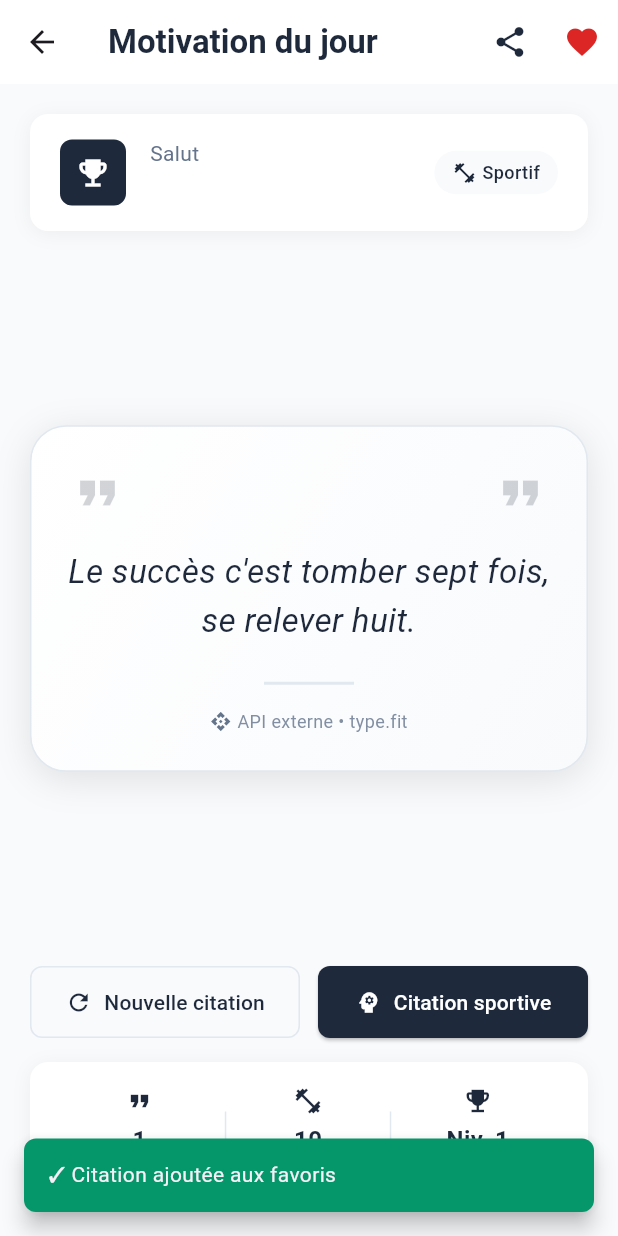
After one commit to ozLibUser/examen, a Flutter app: the QuoteScreen screen opened directly, after a tap on the "favorite outline" icon, on a phone screen of 412 x 824 dp. The commit adds this screen. Run offline on Flutter 3.47's test engine with Material 3 defaults, Android fonts, the phone set to English and light mode, and no system bars; our stand-ins replace cloud_firestore, firebase_auth, firebase_core, font_awesome_flutter, google_sign_in; accounts and stored records are empty; network calls fail.

Commit message:
ajouter API Externe

```diff
--- a/lib/services/external_api_service.dart
+++ b/lib/services/external_api_service.dart
@@ -1,23 +1,98 @@
 import 'dart:convert';
-
 import 'package:http/http.dart' as http;
 
-/// Exemple simple de consommation d’API REST externe
-/// (exigence du canevas de l’examen).
-///
-/// Ici on récupère une citation de motivation sportive.
+/// Service pour consommer des APIs externes
+/// Récupère des citations de motivation sportive
 class ExternalApiService {
+  // API publique de citations (type.fit)
+  static const String _quotesUrl = 'https://type.fit/api/quotes';
+
+  // API alternative pour les citations sportives (plus ciblée)
+  static const String _sportQuotesUrl =
+      'https://quotes.rest/qod?category=sports&language=fr';
+
+  // API de secours avec des citations locales
+  final List<String> _fallbackQuotes = const [
+    "Le succès c'est tomber sept fois, se relever huit.",
+    "La douleur est temporaire, l'abandon est pour toujours.",
+    "Plus tu sues à l'entraînement, moins tu saignes en compétition.",
+    "Le corps accomplit ce que l'esprit croit.",
+    "Ne compte pas les jours, fais en sorte que chaque jour compte.",
+    "Le champion a plus faim que les autres.",
+    "Si ça ne te challenge pas, ça ne te change pas.",
+    "La seule limite est celle que tu te fixes.",
+    "Aujourd'hui, fais ce que les autres ne font pas pour avoir demain ce que les autres n'auront pas.",
+    "Le succès est la somme de petits efforts répétés jour après jour.",
+  ];
+
+  /// Récupère une citation de motivation aléatoire
   Future<String?> fetchMotivationalQuote() async {
-    // API publique de citation — peut être changée au besoin.
-    final uri = Uri.parse('https://type.fit/api/quotes');
+    try {
+      final uri = Uri.parse(_quotesUrl);
+      final response = await http.get(uri).timeout(
+        const Duration(seconds: 5),
+        onTimeout: () => http.Response('Timeout', 408),
+      );
 
-    final response = await http.get(uri);
-    if (response.statusCode != 200) return null;
+      if (response.statusCode == 200) {
+        final List<dynamic> data = jsonDecode(response.body) as List<dynamic>;
+        if (data.isNotEmpty) {
+          // Sélectionne une citation aléatoire
+          final randomIndex = DateTime.now().millisecondsSinceEpoch % data.length;
+          final quote = data[randomIndex] as Map<String, dynamic>;
+          final text = quote['text'] as String?;
+          final author = quote['author'] as String?;
 
-    final List<dynamic> data = jsonDecode(response.body) as List<dynamic>;
-    if (data.isEmpty) return null;
+          if (text != null) {
+            return author != null && author != 'null' && author.isNotEmpty
+                ? '$text — $author'
+                : text;
+          }
+        }
+      }
 
-    final randomQuote = (data.first as Map<String, dynamic>);
-    return randomQuote['text'] as String?;
+      // En cas d'échec, retourne une citation locale
+      return _getRandomFallbackQuote();
+    } catch (e) {
+      print('Erreur API: $e');
+      return _getRandomFallbackQuote();
+    }
+  }
+
+  /// Récupère une citation spécifiquement sportive
+  Future<String?> fetchSportQuote() async {
+    try {
+      final uri = Uri.parse(_sportQuotesUrl);
+      final response = await http.get(
+        uri,
+        headers: {'Accept': 'application/json'},
+      ).timeout(const Duration(seconds: 5));
+
+      if (response.statusCode == 200) {
+        final data = jsonDecode(response.body);
+        final contents = data['contents']?['quotes'] as List?;
+
+        if (contents != null && contents.isNotEmpty) {
+          final quote = contents[0];
+          final text = quote['quote'] as String?;
+          final author = quote['author'] as String?;
+
+          if (text != null) {
+            return author != null ? '$text — $author' : text;
+          }
+        }
+      }
+
+      return _getRandomFallbackQuote();
+    } catch (e) {
+      print('Erreur API sport: $e');
+      return _getRandomFallbackQuote();
+    }
+  }
+
+  /// Retourne une citation locale aléatoire
+  String _getRandomFallbackQuote() {
+    final randomIndex = DateTime.now().millisecondsSinceEpoch % _fallbackQuotes.length;
+    return _fallbackQuotes[randomIndex];
   }
 }
--- a/lib/views/home/home_shell.dart
+++ b/lib/views/home/home_shell.dart
@@ -1,4 +1,4 @@
-// home_shell.dart - Navigation principale
+import 'package:examen/views/home/quotes_screen.dart';
 import 'package:flutter/material.dart';
 import 'package:provider/provider.dart';
 
@@ -49,6 +49,19 @@ class _HomeShellState extends State<HomeShell> {
         elevation: 0,
         iconTheme: const IconThemeData(color: Color(0xFF1E293B)),
         actions: [
+          // NOUVEAU BOUTON API
+          IconButton(
+            onPressed: () {
+              Navigator.push(
+                context,
+                MaterialPageRoute(
+                  builder: (context) => const QuoteScreen(),
+                ),
+              );
+            },
+            icon: const Icon(Icons.psychology),
+            tooltip: 'Motivation du jour',
+          ),
           IconButton(
             onPressed: auth.signOut,
             icon: const Icon(Icons.logout),
--- /dev/null
+++ b/lib/views/home/quotes_screen.dart
@@ -0,0 +1,577 @@
+import 'package:flutter/material.dart';
+import 'package:provider/provider.dart';
+
+import '../../controllers/auth_controller.dart';
+import '../../services/external_api_service.dart';
+
+class QuoteScreen extends StatefulWidget {
+  const QuoteScreen({super.key});
+
+  @override
+  State<QuoteScreen> createState() => _QuoteScreenState();
+}
+
+class _QuoteScreenState extends State<QuoteScreen> with SingleTickerProviderStateMixin {
+  final ExternalApiService _apiService = ExternalApiService();
+  String? _currentQuote;
+  bool _isLoading = false;
+  String? _error;
+  bool _isFavorite = false;
+
+  late AnimationController _animationController;
+  late Animation<double> _fadeAnimation;
+  late Animation<double> _scaleAnimation;
+
+  final List<String> _favoriteQuotes = [];
+
+  @override
+  void initState() {
+    super.initState();
+    _loadNewQuote();
+
+    _animationController = AnimationController(
+      vsync: this,
+      duration: const Duration(milliseconds: 800),
+    );
+
+    _fadeAnimation = Tween<double>(begin: 0.0, end: 1.0).animate(
+      CurvedAnimation(
+        parent: _animationController,
+        curve: Curves.easeIn,
+      ),
+    );
+
+    _scaleAnimation = Tween<double>(begin: 0.9, end: 1.0).animate(
+      CurvedAnimation(
+        parent: _animationController,
+        curve: Curves.easeOutBack,
+      ),
+    );
+  }
+
+  @override
+  void dispose() {
+    _animationController.dispose();
+    super.dispose();
+  }
+
+  Future<void> _loadNewQuote() async {
+    setState(() {
+      _isLoading = true;
+      _error = null;
+    });
+
+    try {
+      final quote = await _apiService.fetchMotivationalQuote();
+
+      if (mounted) {
+        setState(() {
+          _currentQuote = quote;
+          _isLoading = false;
+          _isFavorite = _favoriteQuotes.contains(quote);
+        });
+
+        _animationController.reset();
+        _animationController.forward();
+      }
+    } catch (e) {
+      if (mounted) {
+        setState(() {
+          _error = 'Impossible de charger une citation';
+          _isLoading = false;
+        });
+      }
+    }
+  }
+
+  void _toggleFavorite() {
+    if (_currentQuote == null) return;
+
+    setState(() {
+      if (_isFavorite) {
+        _favoriteQuotes.remove(_currentQuote);
+      } else {
+        _favoriteQuotes.add(_currentQuote!);
+      }
+      _isFavorite = !_isFavorite;
+    });
+
+    ScaffoldMessenger.of(context).showSnackBar(
+      SnackBar(
+        content: Text(
+          _isFavorite
+              ? '✓ Citation ajoutée aux favoris'
+              : '✗ Citation retirée des favoris',
+        ),
+        backgroundColor: _isFavorite
+            ? const Color(0xFF059669)
+            : const Color(0xFF64748B),
+        behavior: SnackBarBehavior.floating,
+        shape: RoundedRectangleBorder(borderRadius: BorderRadius.circular(8)),
+        margin: const EdgeInsets.all(16),
+        duration: const Duration(seconds: 2),
+      ),
+    );
+  }
+
+  void _shareQuote() {
+    if (_currentQuote == null) return;
+
+    ScaffoldMessenger.of(context).showSnackBar(
+      const SnackBar(
+        content: Text('Fonctionnalité de partage à venir'),
+        backgroundColor: Color(0xFF1E293B),
+        behavior: SnackBarBehavior.floating,
+      ),
+    );
+  }
+
+  @override
+  Widget build(BuildContext context) {
+    final auth = context.watch<AuthController>();
+    final user = auth.user;
+
+    return Scaffold(
+      backgroundColor: const Color(0xFFF8FAFC),
+      appBar: AppBar(
+        title: const Text(
+          'Motivation du jour',
+          style: TextStyle(
+            fontWeight: FontWeight.w600,
+            color: Color(0xFF1E293B),
+          ),
+        ),
+        backgroundColor: Colors.white,
+        elevation: 0,
+        actions: [
+          IconButton(
+            onPressed: _shareQuote,
+            icon: const Icon(Icons.share, color: Color(0xFF1E293B)),
+            tooltip: 'Partager',
+          ),
+          IconButton(
+            onPressed: _toggleFavorite,
+            icon: Icon(
+              _isFavorite ? Icons.favorite : Icons.favorite_border,
+              color: _isFavorite ? const Color(0xFFDC2626) : const Color(0xFF64748B),
+            ),
+            tooltip: _isFavorite ? 'Retirer des favoris' : 'Ajouter aux favoris',
+          ),
+        ],
+      ),
+      body: SafeArea(
+        child: Padding(
+          padding: const EdgeInsets.all(20),
+          child: Column(
+            crossAxisAlignment: CrossAxisAlignment.stretch,
+            children: [
+              // Message de bienvenue personnalisé
+              Container(
+                padding: const EdgeInsets.symmetric(vertical: 16, horizontal: 20),
+                decoration: BoxDecoration(
+                  color: Colors.white,
+                  borderRadius: BorderRadius.circular(12),
+                  boxShadow: [
+                    BoxShadow(
+                      color: Colors.black.withOpacity(0.05),
+                      blurRadius: 10,
+                      offset: const Offset(0, 2),
+                    ),
+                  ],
+                ),
+                child: Row(
+                  children: [
+                    Container(
+                      padding: const EdgeInsets.all(10),
+                      decoration: BoxDecoration(
+                        color: const Color(0xFF1E293B),
+                        borderRadius: BorderRadius.circular(8),
+                      ),
+                      child: const Icon(
+                        Icons.emoji_events,
+                        color: Colors.white,
+                        size: 24,
+                      ),
+                    ),
+                    const SizedBox(width: 16),
+                    Expanded(
+                      child: Column(
+                        crossAxisAlignment: CrossAxisAlignment.start,
+                        children: [
+                          const Text(
+                            'Salut',
+                            style: TextStyle(
+                              color: Color(0xFF64748B),
+                              fontSize: 14,
+                            ),
+                          ),
+                          Text(
+                            user?.displayName?.split(' ')[0] ?? 'Sportif',
+                            style: const TextStyle(
+                              color: Color(0xFF1E293B),
+                              fontSize: 18,
+                              fontWeight: FontWeight.w600,
+                            ),
+                          ),
+                        ],
+                      ),
+                    ),
+                    Container(
+                      padding: const EdgeInsets.symmetric(
+                        horizontal: 12,
+                        vertical: 6,
+                      ),
+                      decoration: BoxDecoration(
+                        color: const Color(0xFFF8FAFC),
+                        borderRadius: BorderRadius.circular(20),
+                      ),
+                      child: const Row(
+                        mainAxisSize: MainAxisSize.min,
+                        children: [
+                          Icon(
+                            Icons.fitness_center,
+                            size: 16,
+                            color: Color(0xFF1E293B),
+                          ),
+                          SizedBox(width: 4),
+                          Text(
+                            'Sportif',
+                            style: TextStyle(
+                              color: Color(0xFF1E293B),
+                              fontSize: 12,
+                              fontWeight: FontWeight.w500,
+                            ),
+                          ),
+                        ],
+                      ),
+                    ),
+                  ],
+                ),
+              ),
+
+              const SizedBox(height: 24),
+
+              // Zone principale de la citation
+              Expanded(
+                child: Center(
+                  child: _isLoading
+                      ? _buildLoadingState()
+                      : _error != null
+                          ? _buildErrorState()
+                          : _buildQuoteCard(),
+                ),
+              ),
+
+              const SizedBox(height: 24),
+
+              // Boutons d'action
+              Row(
+                children: [
+                  Expanded(
+                    child: OutlinedButton.icon(
+                      onPressed: _isLoading ? null : _loadNewQuote,
+                      icon: const Icon(Icons.refresh),
+                      label: const Text('Nouvelle citation'),
+                      style: OutlinedButton.styleFrom(
+                        foregroundColor: const Color(0xFF1E293B),
+                        side: const BorderSide(color: Color(0xFFE2E8F0)),
+                        shape: RoundedRectangleBorder(
+                          borderRadius: BorderRadius.circular(8),
+                        ),
+                        padding: const EdgeInsets.symmetric(vertical: 14),
+                      ),
+                    ),
+                  ),
+                  const SizedBox(width: 12),
+                  Expanded(
+                    child: ElevatedButton.icon(
+                      onPressed: _isLoading ? null : _loadNewQuote,
+                      icon: const Icon(Icons.psychology),
+                      label: const Text('Citation sportive'),
+                      style: ElevatedButton.styleFrom(
+                        backgroundColor: const Color(0xFF1E293B),
+                        foregroundColor: Colors.white,
+                        shape: RoundedRectangleBorder(
+                          borderRadius: BorderRadius.circular(8),
+                        ),
+                        padding: const EdgeInsets.symmetric(vertical: 14),
+                      ),
+                    ),
+                  ),
+                ],
+              ),
+
+              const SizedBox(height: 16),
+
+              // Statistiques
+              Container(
+                padding: const EdgeInsets.all(16),
+                decoration: BoxDecoration(
+                  color: Colors.white,
+                  borderRadius: BorderRadius.circular(12),
+                  boxShadow: [
+                    BoxShadow(
+                      color: Colors.black.withOpacity(0.05),
+                      blurRadius: 10,
+                      offset: const Offset(0, 2),
+                    ),
+                  ],
+                ),
+                child: Row(
+                  mainAxisAlignment: MainAxisAlignment.spaceEvenly,
+                  children: [
+                    _buildStatItem(
+                      icon: Icons.format_quote,
+                      value: '${_favoriteQuotes.length}',
+                      label: 'Favoris',
+                    ),
+                    Container(
+                      height: 30,
+                      width: 1,
+                      color: const Color(0xFFE2E8F0),
+                    ),
+                    _buildStatItem(
+                      icon: Icons.fitness_center,
+                      value: '${_favoriteQuotes.length * 10}',
+                      label: 'Points',
+                    ),
+                    Container(
+                      height: 30,
+                      width: 1,
+                      color: const Color(0xFFE2E8F0),
+                    ),
+                    _buildStatItem(
+                      icon: Icons.emoji_events,
+                      value: 'Niv. 1',
+                      label: 'Niveau',
+                    ),
+                  ],
+                ),
+              ),
+            ],
+          ),
+        ),
+      ),
+    );
+  }
+
+  Widget _buildQuoteCard() {
+    return AnimatedBuilder(
+      animation: _animationController,
+      builder: (context, child) {
+        return Opacity(
+          opacity: _fadeAnimation.value,
+          child: Transform.scale(
+            scale: _scaleAnimation.value,
+            child: Container(
+              padding: const EdgeInsets.all(24),
+              decoration: BoxDecoration(
+                gradient: const LinearGradient(
+                  begin: Alignment.topLeft,
+                  end: Alignment.bottomRight,
+                  colors: [
+                    Colors.white,
+                    Color(0xFFF8FAFC),
+                  ],
+                ),
+                borderRadius: BorderRadius.circular(24),
+                boxShadow: [
+                  BoxShadow(
+                    color: Colors.black.withOpacity(0.1),
+                    blurRadius: 20,
+                    offset: const Offset(0, 5),
+                  ),
+                ],
+                border: Border.all(
+                  color: const Color(0xFFE2E8F0),
+                  width: 1,
+                ),
+              ),
+              child: Column(
+                mainAxisSize: MainAxisSize.min,
+                children: [
+                  // Guillemets décoratifs
+                  Row(
+                    mainAxisAlignment: MainAxisAlignment.spaceBetween,
+                    children: [
+                      Icon(
+                        Icons.format_quote,
+                        size: 40,
+                        color: const Color(0xFF1E293B).withOpacity(0.2),
+                      ),
+                      Icon(
+                        Icons.format_quote,
+                        size: 40,
+                        color: const Color(0xFF1E293B).withOpacity(0.2),
+                      ),
+                    ],
+                  ),
+
+                  const SizedBox(height: 16),
+
+                  // Citation
+                  Text(
+                    _currentQuote ?? '',
+                    textAlign: TextAlign.center,
+                    style: const TextStyle(
+                      fontSize: 22,
+                      fontWeight: FontWeight.w400,
+                      height: 1.5,
+                      color: Color(0xFF1E293B),
+                      fontStyle: FontStyle.italic,
+                    ),
+                  ),
+
+                  const SizedBox(height: 24),
+
+                  // Séparateur décoratif
+                  Container(
+                    height: 2,
+                    width: 60,
+                    color: const Color(0xFFE2E8F0),
+                  ),
+
+                  const SizedBox(height: 16),
+
+                  // Source
+                  Row(
+                    mainAxisAlignment: MainAxisAlignment.center,
+                    children: [
+                      const Icon(
+                        Icons.api,
+                        size: 14,
+                        color: Color(0xFF64748B),
+                      ),
+                      const SizedBox(width: 4),
+                      Text(
+                        'API externe • type.fit',
+                        style: TextStyle(
+                          fontSize: 12,
+                          color: const Color(0xFF64748B).withOpacity(0.8),
+                        ),
+                      ),
+                    ],
+                  ),
+                ],
+              ),
+            ),
+          ),
+        );
+      },
+    );
+  }
+
+  Widget _buildLoadingState() {
+    return Column(
+      mainAxisSize: MainAxisSize.min,
+      children: [
+        Container(
+          width: 80,
+          height: 80,
+          decoration: BoxDecoration(
+            color: Colors.white,
+            shape: BoxShape.circle,
+            boxShadow: [
+              BoxShadow(
+                color: Colors.black.withOpacity(0.05),
+                blurRadius: 10,
+              ),
+            ],
+          ),
+          child: const Center(
+            child: CircularProgressIndicator(
+              valueColor: AlwaysStoppedAnimation<Color>(Color(0xFF1E293B)),
+            ),
+          ),
+        ),
+        const SizedBox(height: 20),
+        const Text(
+          'Chargement de votre inspiration...',
+          style: TextStyle(
+            color: Color(0xFF64748B),
+            fontSize: 16,
+          ),
+        ),
+      ],
+    );
+  }
+
+  Widget _buildErrorState() {
+    return Container(
+      padding: const EdgeInsets.all(24),
+      decoration: BoxDecoration(
+        color: Colors.white,
+        borderRadius: BorderRadius.circular(24),
+        boxShadow: [
+          BoxShadow(
+            color: Colors.black.withOpacity(0.05),
+            blurRadius: 10,
+          ),
+        ],
+      ),
+      child: Column(
+        mainAxisSize: MainAxisSize.min,
+        children: [
+          const Icon(
+            Icons.wifi_off,
+            size: 60,
+            color: Color(0xFFDC2626),
+          ),
+          const SizedBox(height: 16),
+          Text(
+            _error!,
+            style: const TextStyle(
+              fontSize: 18,
+              color: Color(0xFF1E293B),
+            ),
+          ),
+          const SizedBox(height: 8),
+          const Text(
+            'Vérifiez votre connexion internet',
+            style: TextStyle(
+              color: Color(0xFF64748B),
+            ),
+          ),
+          const SizedBox(height: 20),
+          ElevatedButton.icon(
+            onPressed: _loadNewQuote,
+            icon: const Icon(Icons.refresh),
+            label: const Text('Réessayer'),
+            style: ElevatedButton.styleFrom(
+              backgroundColor: const Color(0xFF1E293B),
+              foregroundColor: Colors.white,
+            ),
+          ),
+        ],
+      ),
+    );
+  }
+
+  Widget _buildStatItem({
+    required IconData icon,
+    required String value,
+    required String label,
+  }) {
+    return Column(
+      children: [
+        Icon(icon, size: 20, color: const Color(0xFF1E293B)),
+        const SizedBox(height: 4),
+        Text(
+          value,
+          style: const TextStyle(
+            fontWeight: FontWeight.w600,
+            color: Color(0xFF1E293B),
+            fontSize: 16,
+          ),
+        ),
+        Text(
+          label,
+          style: const TextStyle(
+            color: Color(0xFF64748B),
+            fontSize: 12,
+          ),
+        ),
+      ],
+    );
+  }
+}
```
Also changed, not shown: 1 other file.
